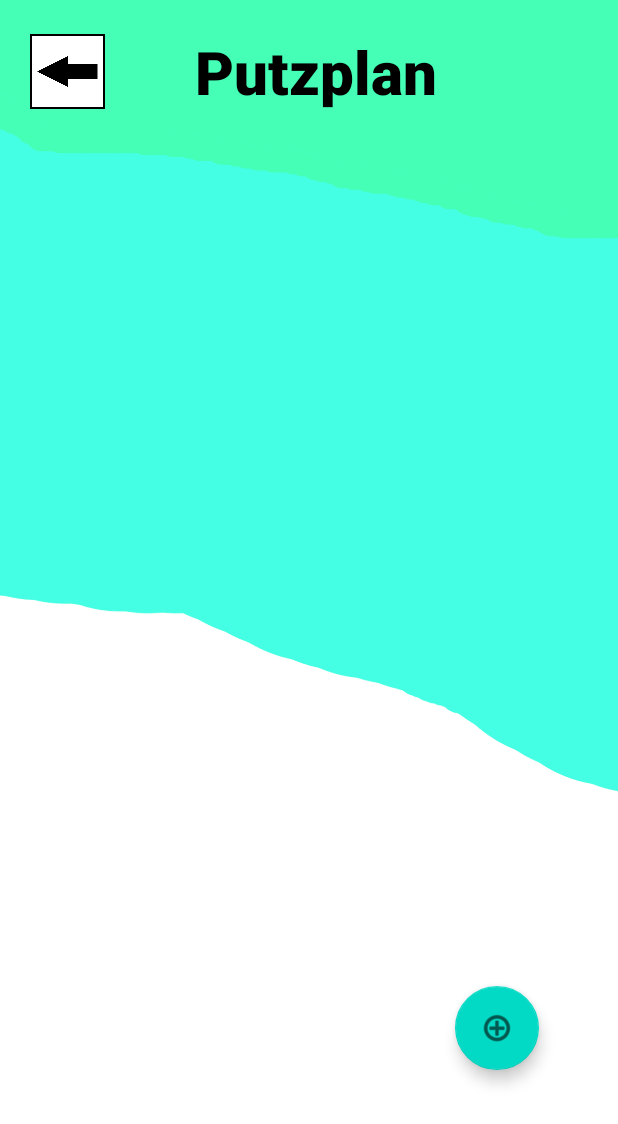
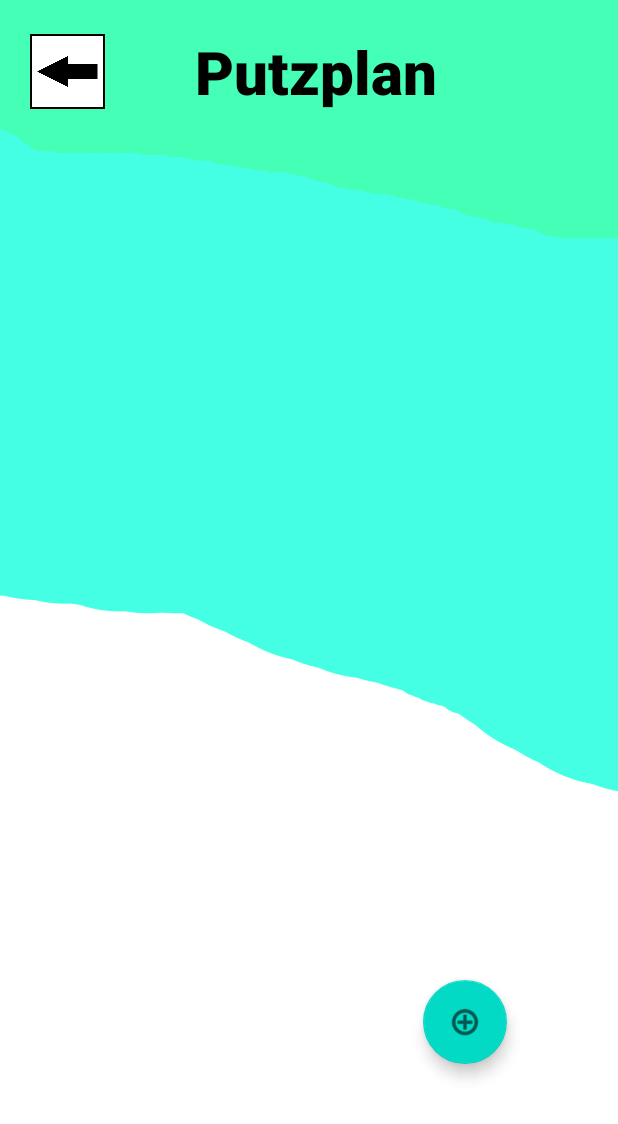
Before and after one commit to Yannick12365/EMA-Projekt, an Android app: the PutzplanActivity screen opened directly, with no data from a screen before it, on a phone screen of 412 x 824 dp. Shown: the top 1124 px of the screen. Run offline under Robolectric (Android 15) with nearby library versions, the phone set to English and light mode, and no system bars; our stand-ins replace Firebase (no records; nobody signed in at launch, a user with empty details on screens opened directly).

Commit message:
layout with no connection

```diff
--- a/app/src/main/AndroidManifest.xml
+++ b/app/src/main/AndroidManifest.xml
@@ -51,14 +51,14 @@
                 android:value="" />
         </activity>
         <activity
-            android:name=".putzplan.Putzplan"
+            android:name=".putzplan.PutzplanActivity"
             android:exported="false">
             <meta-data
                 android:name="android.app.lib_name"
                 android:value="" />
         </activity>
         <activity
-            android:name=".vorratskammer.Vorratskammer"
+            android:name=".vorratskammer.VorratskammerActivity"
             android:exported="false">
             <meta-data
                 android:name="android.app.lib_name"
--- a/app/src/main/java/com/example/ema_projekt/ConnectionManager.kt
+++ b/app/src/main/java/com/example/ema_projekt/ConnectionManager.kt
@@ -43,7 +43,7 @@ class ConnectionManager : BroadcastReceiver() {
         }
     }
 
-    fun checkConnection(context: Context?):Boolean{
+    private fun checkConnection(context: Context?):Boolean{
         val connectivityManager = context?.getSystemService(Context.CONNECTIVITY_SERVICE) as ConnectivityManager
         val networkInfo = connectivityManager.getNetworkCapabilities(connectivityManager.activeNetwork)
 
@@ -59,12 +59,13 @@ class ConnectionManager : BroadcastReceiver() {
         errorPopUp.setContentView(R.layout.popup_internet_error)
         val button:Button = errorPopUp.findViewById(R.id.button_verstanden)
         button.setOnClickListener {
+            Log.d("DEBUG","COUNTER KLICK")
             errorPopUp.dismiss()
         }
         errorPopUp.show()
     }
 
-     fun createLoginErrorPopUp(context: Context){
+     private fun createLoginErrorPopUp(context: Context){
         val errorPopUp = Dialog(context)
         errorPopUp.window?.setBackgroundDrawable(ColorDrawable(Color.TRANSPARENT))
         errorPopUp.setContentView(R.layout.popup_login_error)
--- a/app/src/main/java/com/example/ema_projekt/putzplan/Putzplan.kt
+++ b/app/src/main/java/com/example/ema_projekt/putzplan/PutzplanActivity.kt
@@ -3,7 +3,6 @@ package com.example.ema_projekt.putzplan
 import android.app.Dialog
 import android.graphics.Color
 import android.graphics.drawable.ColorDrawable
-import android.media.Image
 import android.os.Build
 import android.os.Bundle
 import android.view.View
@@ -18,7 +17,7 @@ import kotlinx.coroutines.GlobalScope
 import kotlinx.coroutines.launch
 
 
-class Putzplan : AppCompatActivity() {
+class PutzplanActivity : AppCompatActivity() {
     private lateinit var erstellen: com.google.android.material.floatingactionbutton.FloatingActionButton;
     private lateinit var layout: LinearLayout
     private lateinit var zurueck:ImageButton
--- a/app/src/main/java/com/example/ema_projekt/vorratskammer/Vorratskammer.kt
+++ b/app/src/main/java/com/example/ema_projekt/vorratskammer/VorratskammerActivity.kt
@@ -18,7 +18,7 @@ import kotlinx.coroutines.Dispatchers
 import kotlinx.coroutines.GlobalScope
 import kotlinx.coroutines.launch
 
-class Vorratskammer : AppCompatActivity() {
+class VorratskammerActivity : AppCompatActivity() {
 
     private lateinit var erstellen: FloatingActionButton
     private lateinit var layout:LinearLayout
--- a/app/src/main/java/com/example/ema_projekt/wgplaner/WGPlanerActivity.kt
+++ b/app/src/main/java/com/example/ema_projekt/wgplaner/WGPlanerActivity.kt
@@ -6,7 +6,6 @@ import android.net.ConnectivityManager
 import android.os.Build
 import android.os.Bundle
 import android.widget.ImageButton
-import android.widget.TextView
 import androidx.annotation.RequiresApi
 import androidx.appcompat.app.AppCompatActivity
 import androidx.appcompat.app.AppCompatDelegate
@@ -15,10 +14,9 @@ import com.example.ema_projekt.R
 import com.example.ema_projekt.einkaufsliste.EinkaufslisteActivity
 import com.example.ema_projekt.hottopics.HotTopicsActivity
 import com.example.ema_projekt.kalender.KalenderActivity
-import com.example.ema_projekt.putzplan.Putzplan
-import com.example.ema_projekt.vorratskammer.Vorratskammer
+import com.example.ema_projekt.putzplan.PutzplanActivity
+import com.example.ema_projekt.vorratskammer.VorratskammerActivity
 import com.example.ema_projekt.wginfo.WGInfoActivity
-import org.w3c.dom.Text
 
 class WGPlanerActivity : AppCompatActivity() {
     private lateinit var vorratskammer:ImageButton
@@ -49,7 +47,7 @@ class WGPlanerActivity : AppCompatActivity() {
 
         vorratskammer.setOnClickListener{
             vorratskammer.setBackgroundResource(R.drawable.vorratskammerklick)
-            startActivity(Intent(this, Vorratskammer::class.java))
+            startActivity(Intent(this, VorratskammerActivity::class.java))
         }
 
         kalender.setOnClickListener{
@@ -59,7 +57,7 @@ class WGPlanerActivity : AppCompatActivity() {
 
         putzplan.setOnClickListener{
             putzplan.setBackgroundResource(R.drawable.putzplanklick)
-            startActivity(Intent(this, Putzplan::class.java))
+            startActivity(Intent(this, PutzplanActivity::class.java))
         }
 
         einkaufsliste.setOnClickListener{
--- a/app/src/main/res/layout/activity_putzplan.xml
+++ b/app/src/main/res/layout/activity_putzplan.xml
@@ -5,7 +5,7 @@
     xmlns:tools="http://schemas.android.com/tools"
     android:layout_width="match_parent"
     android:layout_height="match_parent"
-    tools:context=".putzplan.Putzplan"
+    tools:context=".putzplan.PutzplanActivity"
     android:background="@drawable/standarthintergrund">
 
     <androidx.constraintlayout.widget.ConstraintLayout
@@ -19,31 +19,12 @@
         <LinearLayout
             android:layout_width="match_parent"
             android:layout_height="match_parent"
-            android:orientation="vertical"
+            android:gravity="center_vertical"
+            android:orientation="horizontal"
             app:layout_constraintEnd_toEndOf="parent"
             app:layout_constraintStart_toStartOf="parent"
+            android:layout_marginStart="20dp"
             app:layout_constraintTop_toTopOf="parent">
-
-            <TextView
-                android:id="@+id/textViewInternetError"
-                android:layout_width="match_parent"
-                android:layout_height="wrap_content"
-                android:background="@color/internetErrorBackground"
-                android:fontFamily="sans-serif-medium"
-                android:paddingTop="10dp"
-                android:paddingBottom="10dp"
-                android:text="@string/keine_internetverbindung"
-                android:textAlignment="center"
-                android:textSize="20sp"
-                android:visibility="gone" />
-
-
-            <LinearLayout
-                android:layout_width="match_parent"
-                android:layout_height="match_parent"
-                android:layout_marginStart="20dp"
-                android:gravity="center_vertical"
-                android:orientation="horizontal">
 
             <ImageButton
                 android:id="@+id/imageButton_putzplan_zurueck"
@@ -64,8 +45,6 @@
                 android:textStyle="bold" />
         </LinearLayout>
 
-        </LinearLayout>
-
     </androidx.constraintlayout.widget.ConstraintLayout>
 
     <androidx.constraintlayout.widget.ConstraintLayout
@@ -78,31 +57,54 @@
         app:layout_constraintStart_toStartOf="parent"
         app:layout_constraintTop_toTopOf="parent">
 
+        <ScrollView
+            android:id="@+id/scrollView3"
+            android:layout_width="match_parent"
+            android:layout_height="0dp"
+            app:layout_constraintBottom_toTopOf="@+id/textViewInternetError"
+            app:layout_constraintEnd_toEndOf="parent"
+            app:layout_constraintStart_toStartOf="parent"
+            app:layout_constraintTop_toTopOf="parent"
+            tools:ignore="SpeakableTextPresentCheck,TouchTargetSizeCheck">
+
+            <LinearLayout
+                android:id="@+id/putzplan_layout"
+                android:layout_width="match_parent"
+                android:layout_height="wrap_content"
+                android:orientation="vertical">
+
+            </LinearLayout>
+        </ScrollView>
+
         <com.google.android.material.floatingactionbutton.FloatingActionButton
             android:id="@+id/putzplan_add"
             android:layout_width="wrap_content"
             android:layout_height="wrap_content"
-            android:layout_marginStart="250dp"
-            android:layout_marginTop="450dp"
             android:clickable="true"
             app:layout_constraintBottom_toBottomOf="parent"
             app:layout_constraintEnd_toEndOf="parent"
+            app:layout_constraintHorizontal_bias="0.792"
             app:layout_constraintStart_toStartOf="parent"
             app:layout_constraintTop_toTopOf="parent"
-            tools:ignore="SpeakableTextPresentCheck,TouchTargetSizeCheck"
-        app:srcCompat="@android:drawable/ic_menu_add" />
+            app:layout_constraintVertical_bias="0.829"
+            app:srcCompat="@android:drawable/ic_menu_add"
+            tools:ignore="SpeakableTextPresentCheck,TouchTargetSizeCheck" />
 
-        <LinearLayout
-            android:id="@+id/putzplan_layout"
-            android:layout_width="0dp"
-            android:layout_height="0dp"
-            android:orientation="vertical"
+        <TextView
+            android:id="@+id/textViewInternetError"
+            android:layout_width="match_parent"
+            android:layout_height="wrap_content"
+            android:background="@color/internetErrorBackground"
+            android:fontFamily="sans-serif-medium"
+            android:paddingTop="10dp"
+            android:paddingBottom="10dp"
+            android:text="@string/keine_internetverbindung"
+            android:textAlignment="center"
+            android:textSize="20sp"
+            android:visibility="invisible"
             app:layout_constraintBottom_toBottomOf="parent"
             app:layout_constraintEnd_toEndOf="parent"
-            app:layout_constraintStart_toStartOf="parent"
-            app:layout_constraintTop_toTopOf="parent">
-
-        </LinearLayout>
+            app:layout_constraintStart_toStartOf="parent" />
 
     </androidx.constraintlayout.widget.ConstraintLayout>
 
```
Also changed, not shown: app/src/main/res/layout/activity_einkaufsliste.xml (+24 -25 lines), app/src/main/res/layout/activity_hot_topics.xml (+27 -28 lines), app/src/main/res/layout/activity_kalender.xml (+26 -24 lines), app/src/main/res/layout/activity_main.xml (+21 -18 lines), app/src/main/res/layout/activity_vorratskammer.xml (+24 -29 lines), app/src/main/res/layout/activity_wginfo.xml (+30 -33 lines), app/src/main/res/layout/activity_wgplaner.xml (+29 -28 lines). Lines whose indentation alone changed are shown as unchanged.
